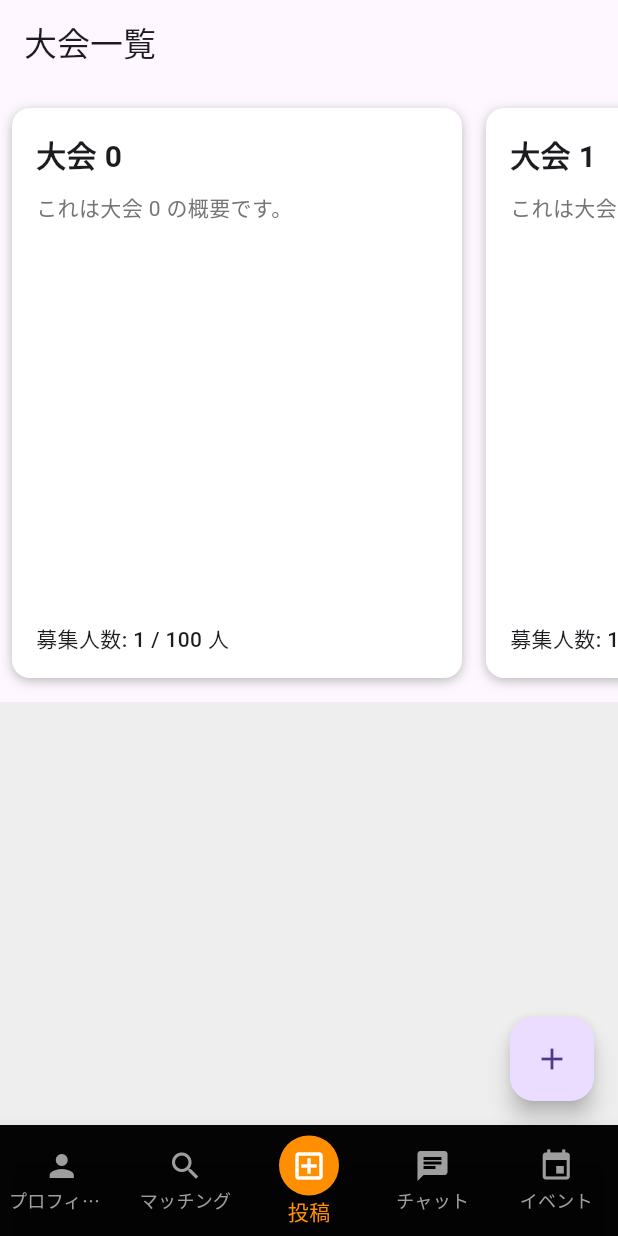
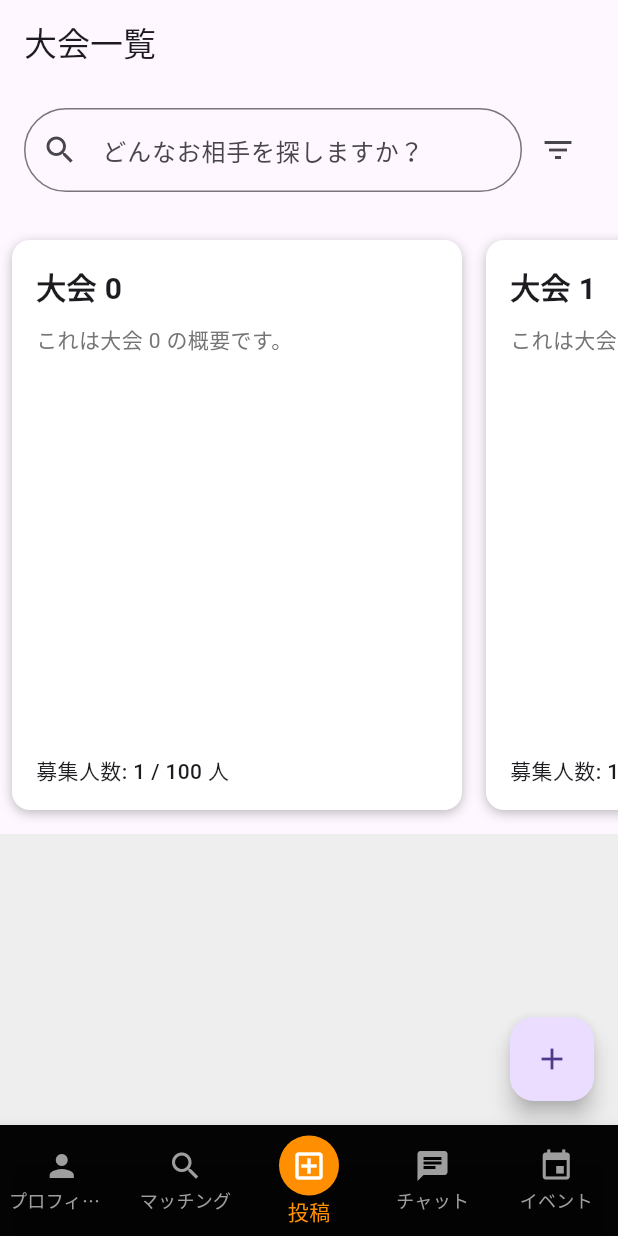
Before and after one commit to tensey3/fa1, a Flutter app: the screen it shows after launch, item 3 of the bottom bar chosen, on a phone screen of 412 x 824 dp. Run offline on Flutter 3.47's test engine with Material 3 defaults, Android fonts, the phone set to English and light mode, and no system bars; our stand-ins replace firebase_core, flutter_riverpod, image_picker, table_calendar; accounts and stored records are empty.

```diff
--- a/lib/screens/post/create_post_screen.dart
+++ b/lib/screens/post/create_post_screen.dart
@@ -1,8 +1,8 @@
 import 'package:flutter/material.dart';
-import 'create_tournament_logic.dart';
+import 'create_post_logic.dart';
 
 class CreatePostScreen extends StatelessWidget {
-  final CreateTournamentLogic logic = CreateTournamentLogic();
+  final CreatePostLogic logic = CreatePostLogic();
 
   CreatePostScreen({super.key});
 
@@ -16,6 +16,7 @@ class CreatePostScreen extends StatelessWidget {
         children: [
           Column(
             children: [
+              _buildSearchBar(context),
               _buildTournamentList(context),  // 大会リストを表示するウィジェット
               Expanded(
                 child: Container(
@@ -32,6 +33,37 @@ class CreatePostScreen extends StatelessWidget {
               tooltip: '大会を開く',
               child: const Icon(Icons.add),
             ),
+          ),
+        ],
+      ),
+    );
+  }
+
+  Widget _buildSearchBar(BuildContext context) {
+    return Padding(
+      padding: const EdgeInsets.all(16.0),
+      child: Row(
+        children: [
+          Expanded(
+            child: TextField(
+              decoration: InputDecoration(
+                prefixIcon: const Icon(Icons.search),
+                hintText: 'どんなお相手を探しますか？',
+                border: OutlineInputBorder(
+                  borderRadius: BorderRadius.circular(30.0),
+                  borderSide: const BorderSide(color: Colors.grey),
+                ),
+              ),
+              onChanged: (value) {
+                logic.updateSearchQuery(value);
+              },
+            ),
+          ),
+          IconButton(
+            icon: const Icon(Icons.filter_list),
+            onPressed: () {
+              logic.showFilterOptions(context);
+            },
           ),
         ],
       ),
```
Also changed, not shown: lib/screens/post/create_post_logic.dart (added, +58 -0 lines).
